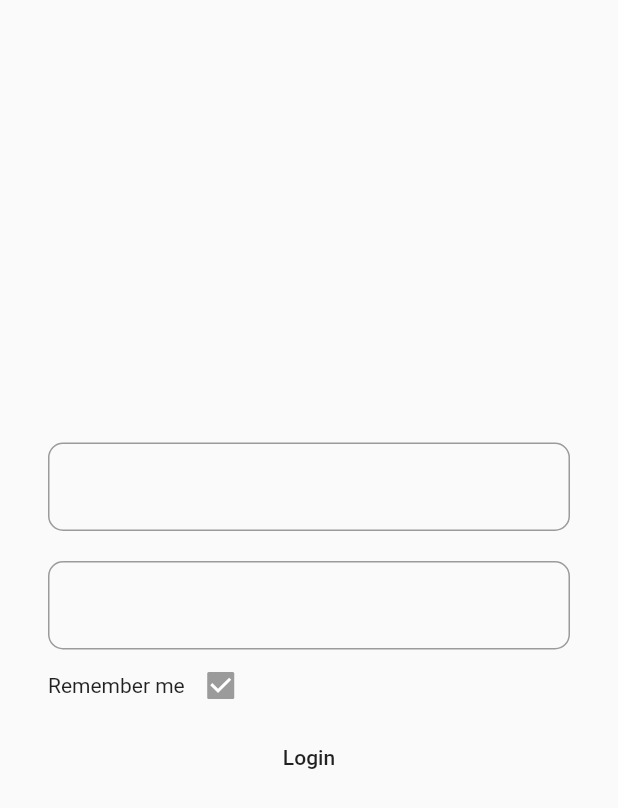
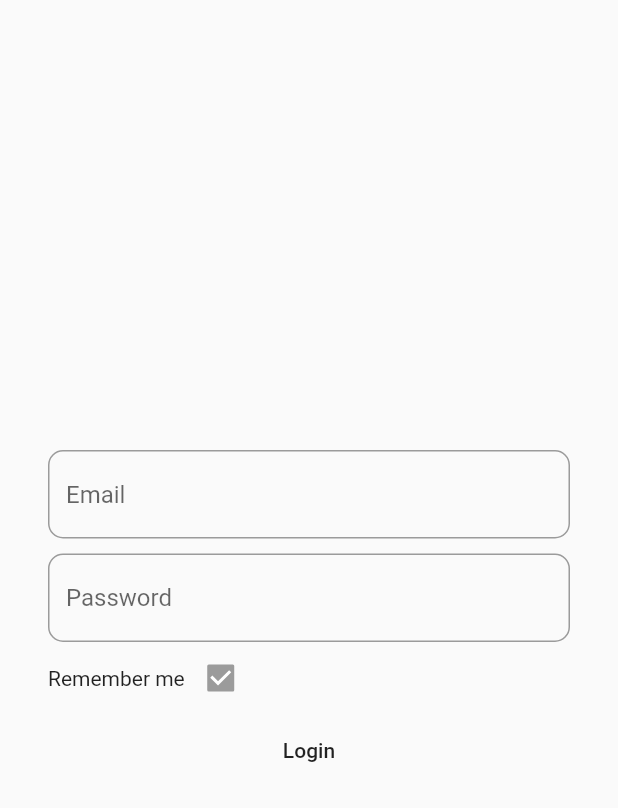
Before and after one commit to PaanAR/MyMemberLink, a Flutter app: the screen it shows after launch, on a phone screen of 412 x 824 dp. Shown: the top 808 px of the screen. Run offline on Flutter 3.47's test engine with Material 2 defaults, Android fonts, the phone set to English and light mode, and no system bars.

Commit message:
loginPage part 3

```diff
--- a/lib/views/login_screen.dart
+++ b/lib/views/login_screen.dart
@@ -21,16 +21,19 @@ class _LoginScreenState extends State<LoginScreen> {
               controller: emailController,
               decoration: InputDecoration(
                   border: OutlineInputBorder(
-                      borderRadius: BorderRadius.all(Radius.circular(10)))),
+                      borderRadius: BorderRadius.all(Radius.circular(10))),
+                  hintText: "Email"),
             ),
             SizedBox(
-              height: 20,
+              height: 10,
             ), // Add const to TextField
             TextField(
               controller: passwordController,
               decoration: InputDecoration(
                   border: OutlineInputBorder(
-                      borderRadius: BorderRadius.all(Radius.circular(10)))),
+                      borderRadius: BorderRadius.all(Radius.circular(10))),
+                  hintText: "Password"),
+              obscureText: true,
             ), // Add const to TextField
             Row(
               children: const [
```
